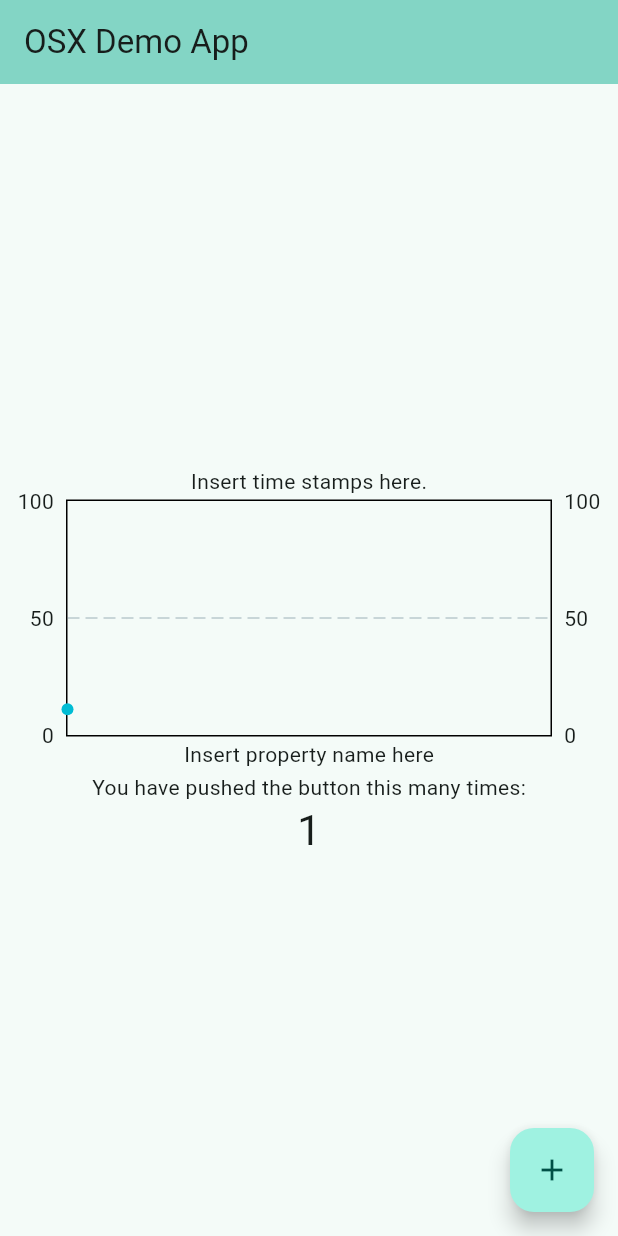
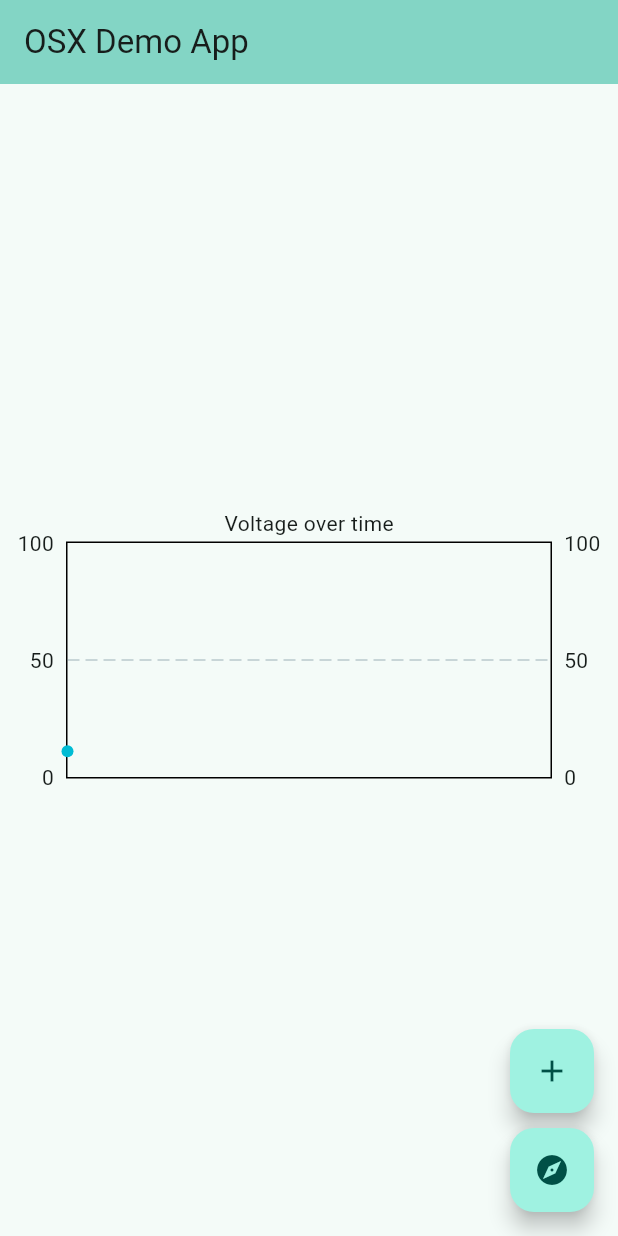
Before and after one commit to JKRhb/eclipse_thingweb_app, a Flutter app: the screen it shows after launch, after a tap on the "add" icon, on a phone screen of 412 x 824 dp. Run offline on Flutter 3.47's test engine with Material 3 defaults, Android fonts, the phone set to English and light mode, and no system bars; drawn by our look-alikes of fl_chart; missing offline and left inert: dart_wot.

Commit message:
fixup! feat: implement first version of app

```diff
--- a/lib/main.dart
+++ b/lib/main.dart
@@ -6,8 +6,23 @@ import 'package:flutter/material.dart';
 
 import "dart:math";
 
+final Map<String, BasicCredentials> basicCredentials = {
+  "urn:test": const BasicCredentials("rw", "readwrite"),
+};
+
+Future<BasicCredentials?> basicCredentialsCallback(
+  Uri uri,
+  AugmentedForm? form, [
+  BasicCredentials? invalidCredentials,
+]) async {
+  final id = form?.tdIdentifier;
+
+  return basicCredentials[id];
+}
+
 Future<void> main() async {
-  final servient = Servient.create(clientFactories: [MqttClientFactory(), HttpClientFactory()]);
+  final servient = Servient.create(
+      clientFactories: [MqttClientFactory(basicCredentialsCallback: basicCredentialsCallback), HttpClientFactory()]);
   final wot = await servient.start();
 
   runApp(WotApp(wot));
@@ -24,7 +39,8 @@ class WotApp extends StatelessWidget {
     return MaterialApp(
       title: 'Eclipse Thingweb OSX Demo App',
       theme: ThemeData(
-        colorScheme: ColorScheme.fromSeed(seedColor: const Color.fromRGBO(51, 184, 164, 0)),
+        colorScheme: ColorScheme.fromSeed(
+            seedColor: const Color.fromRGBO(51, 184, 164, 0)),
         useMaterial3: true,
       ),
       home: MyHomePage(_wot, title: 'OSX Demo App'),
@@ -75,10 +91,51 @@ class _MyHomePageState extends State<MyHomePage> {
 
   final int _maxElements = 50;
 
+  ConsumedThing? _consumedThing;
+
   Future<void> _incrementCounter() async {
     final yo = await widget._wot.requestThingDescription(
         Uri.parse("https://zion.vaimee.com/.well-known/wot"));
     print(yo.title);
+
+    if (_consumedThing == null) {
+      final thingDescription = ThingDescription.fromJson(const {
+        "@context": "https://www.w3.org/2022/wot/td/v1.1",
+        "id": "urn:test",
+        "title": "MQTT Test Thing",
+        "security": ["auto_sc"],
+        "securityDefinitions": {
+          "auto_sc": {"scheme": "auto"},
+        },
+        "properties": {
+          "voltage": {
+            "type": "integer",
+            "observable": true,
+            "forms": [
+              {
+                "href": "mqtt://test.mosquitto.org:1884",
+                "mqv:filter": "test",
+                "op": ["readproperty", "observeproperty"],
+                "contentType": "text/plain",
+              }
+            ],
+          }
+        }
+      });
+
+      final consumedThing = await widget._wot.consume(thingDescription);
+      consumedThing.observeProperty("voltage", (interactionOutput) async {
+        final value = await interactionOutput.value();
+
+        if (value is int) {
+          setState(() {
+            _data.add((_counter.toDouble(), Random().nextDouble() * 100));
+            _counter++;
+          });
+        }
+      });
+      _consumedThing = consumedThing;
+    }
 
     setState(() {
       // This call to setState tells the Flutter framework that something has
@@ -130,6 +187,7 @@ class _MyHomePageState extends State<MyHomePage> {
           // wireframe for each widget.
           mainAxisAlignment: MainAxisAlignment.center,
           children: <Widget>[
+            if (_data.isNotEmpty)
               AspectRatio(
                   aspectRatio: 2.0,
                   child: LineChart(
@@ -139,7 +197,8 @@ class _MyHomePageState extends State<MyHomePage> {
                       clipData: const FlClipData.all(),
                       titlesData: const FlTitlesData(
                         bottomTitles: AxisTitles(
-                        axisNameWidget: Text('Insert property name here'),
+                          // axisNameWidget: Text('Insert time stamps here.'),
+                          axisNameWidget: Text(''),
                           axisNameSize: 24,
                           sideTitles: SideTitles(
                             showTitles: false,
@@ -147,7 +206,7 @@ class _MyHomePageState extends State<MyHomePage> {
                           ),
                         ),
                         topTitles: AxisTitles(
-                        axisNameWidget: Text('Insert time stamps here.'),
+                          axisNameWidget: Text('Voltage over time'),
                           axisNameSize: 24,
                           sideTitles: SideTitles(
                             showTitles: false,
@@ -166,21 +225,39 @@ class _MyHomePageState extends State<MyHomePage> {
                     ),
                     duration: Duration.zero,
                   )),
-            const Text(
-              'You have pushed the button this many times:',
+            // const Text(
+            //   'You have pushed the button this many times:',
+            // ),
+            // Text(
+            //   '$_counter',
+            //   style: Theme.of(context).textTheme.headlineMedium,
+            // ),
+          ],
         ),
-            Text(
-              '$_counter',
-              style: Theme.of(context).textTheme.headlineMedium,
+      ),
+      floatingActionButton: Column(
+        mainAxisAlignment: MainAxisAlignment.end,
+        children: [
+          FloatingActionButton(
+            onPressed: _incrementCounter,
+            tooltip: 'Increment',
+            child: const Icon(
+              Icons.add,
+            ),
+          ),
+          const SizedBox(
+            height: 10,
+          ),
+          FloatingActionButton(
+            onPressed: _incrementCounter,
+            // onPressed: _discoverTddTd,
+            tooltip: 'Discover',
+            child: const Icon(
+              Icons.explore,
+            ),
           ),
         ],
       ),
-      ),
-      floatingActionButton: FloatingActionButton(
-        onPressed: _incrementCounter,
-        tooltip: 'Increment',
-        child: const Icon(Icons.add),
-      ), // This trailing comma makes auto-formatting nicer for build methods.
     );
   }
 }
```
Also changed, not shown: pubspec.lock. Lines whose indentation alone changed are shown as unchanged.
